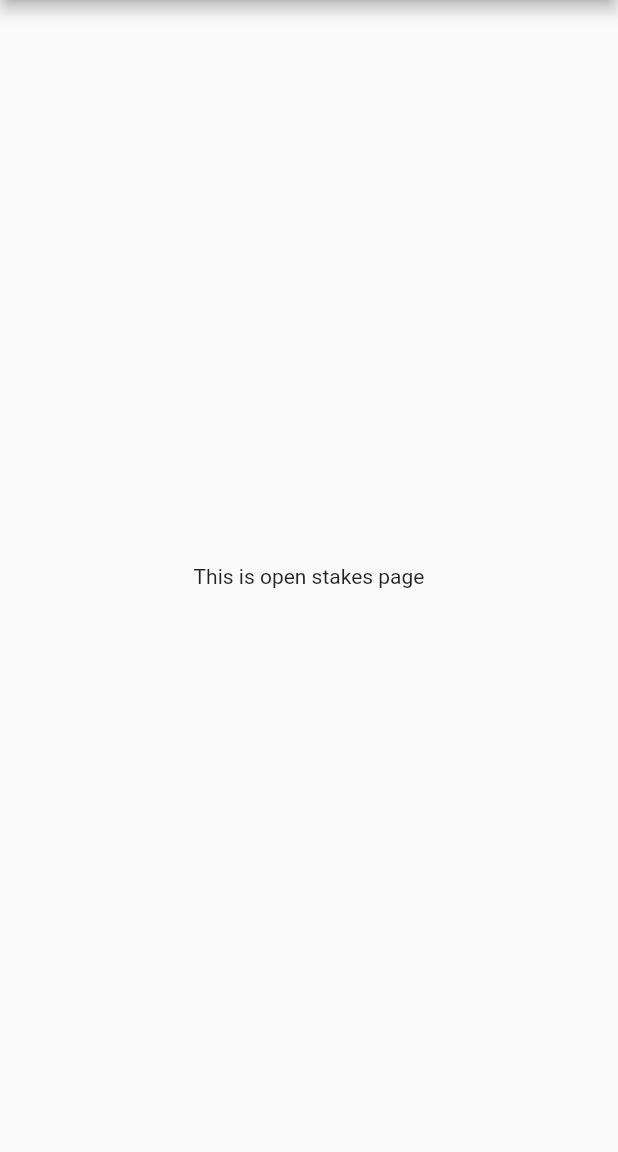
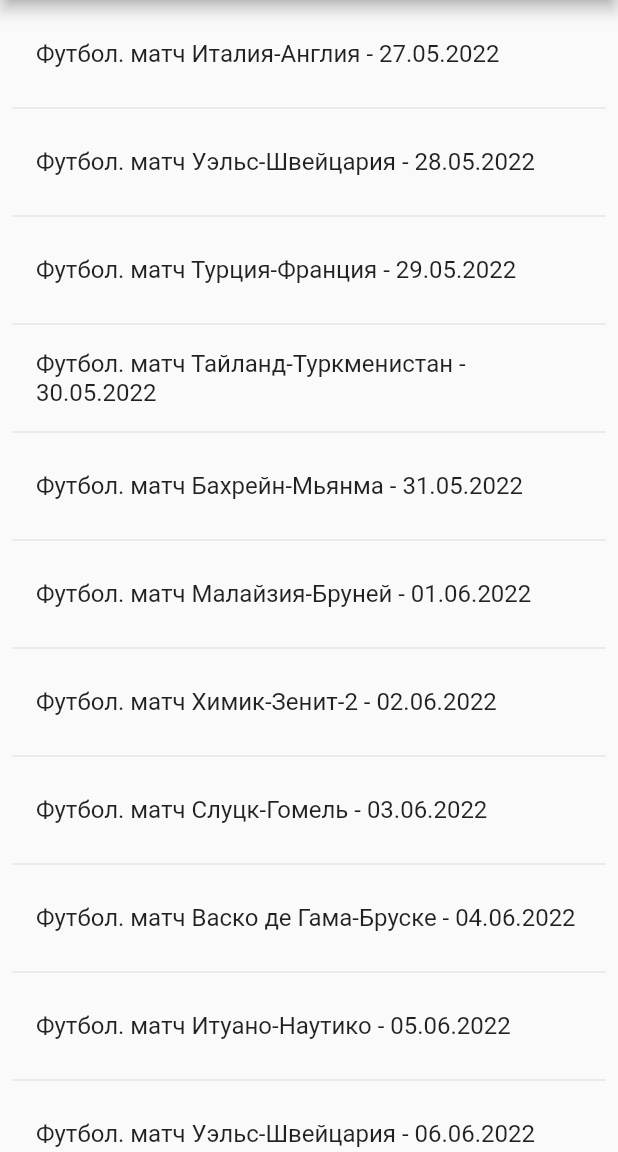
Before and after one commit to EugeneShelukhin/naspor, a Flutter app: the OpenStakes screen opened directly, on a phone screen of 412 x 824 dp, the part 84-1236 px from its top. Run offline on Flutter 3.47's test engine with Material 2 defaults, Android fonts, the phone set to English and light mode, and no system bars.

Commit message:
Seed data

```diff
--- a/lib/pages/home.dart
+++ b/lib/pages/home.dart
@@ -1,6 +1,5 @@
 import 'package:flutter/cupertino.dart';
 import 'package:flutter/material.dart';
-import 'package:naspor_client/pages/welcome.dart';
 
 class Home extends StatelessWidget{
   @override
--- a/lib/pages/openStakes.dart
+++ /dev/null
@@ -1,15 +0,0 @@
-import 'package:flutter/cupertino.dart';
-import 'package:flutter/material.dart';
-
-class OpenStakes extends StatelessWidget{
-  @override
-  Widget build(BuildContext context) {
-    return Scaffold(
-        appBar: AppBar(
-          title: Text('Naspor'),
-        ),
-        body:   Center(child:Text("This is open stakes page"))
-      //
-    );;
-  }
-}
--- /dev/null
+++ b/lib/pages/stakes/openStakes.dart
@@ -0,0 +1,25 @@
+import 'package:flutter/cupertino.dart';
+import 'package:flutter/material.dart';
+import 'package:naspor_client/pages/stakes/stake.dart';
+
+class OpenStakes extends StatelessWidget{
+  List<Stake> _seedData=SeedData().Stakes;
+
+  @override
+  Widget build(BuildContext context) {
+    return Scaffold(
+        appBar: AppBar(
+          title: Text('Naspor'),
+        ),
+        body:   ListView.separated(
+          padding: const EdgeInsets.all(8),
+          itemCount: _seedData.length,
+          separatorBuilder: (BuildContext context, int index) => Divider(),
+          itemBuilder: (BuildContext context, int index){
+            return ListTile(title: Text("${_seedData[index].Category}. ${_seedData[index].Title} - ${_seedData[index].Date}"));
+          },
+        )
+      //
+    );;
+  }
+}
--- /dev/null
+++ b/lib/pages/stakes/stake.dart
@@ -0,0 +1,31 @@
+class Stake{
+  String Category;
+  String Title;
+  String Description;
+  double Amount;
+  String Date;
+
+  Stake(String this.Category,String this.Title, String this.Description, double this.Amount, this.Date)
+  {
+  }
+}
+
+class SeedData{
+  final List<Stake> Stakes=[
+    Stake("Футбол", "матч Италия-Англия", "Матч чемпионата европы по футболу 2022 ...", 100, "27.05.2022"),
+    Stake("Футбол", "матч Уэльс-Швейцария", "Матч чемпионата европы по футболу 2022 ...", 100, "28.05.2022"),
+    Stake("Футбол", "матч Турция-Франция", "Матч чемпионата европы по футболу 2022 ...", 100, "29.05.2022"),
+    Stake("Футбол", "матч Тайланд-Туркменистан", "Матч чемпионата европы по футболу 2022 ...", 100, "30.05.2022"),
+    Stake("Футбол", "матч Бахрейн-Мьянма", "Матч чемпионата европы по футболу 2022 ...", 100, "31.05.2022"),
+    Stake("Футбол", "матч Малайзия-Бруней", "Матч чемпионата европы по футболу 2022 ...", 100, "01.06.2022"),
+    Stake("Футбол", "матч Химик-Зенит-2", "Матч чемпионата европы по футболу 2022 ...", 100, "02.06.2022"),
+    Stake("Футбол", "матч Слуцк-Гомель", "Матч чемпионата европы по футболу 2022 ...", 100, "03.06.2022"),
+    Stake("Футбол", "матч Васко де Гама-Бруске", "Матч чемпионата европы по футболу 2022 ...", 100, "04.06.2022"),
+    Stake("Футбол", "матч Итуано-Наутико", "Матч чемпионата европы по футболу 2022 ...", 100, "05.06.2022"),
+    Stake("Футбол", "матч Уэльс-Швейцария", "Матч чемпионата европы по футболу 2022 ...", 100, "06.06.2022"),
+    Stake("Футбол", "матч Волна Ковернино-Динамо СПб", "Матч чемпионата европы по футболу 2022 ...", 100, "07.06.2022"),
+    Stake("Футбол", "матч Параду-УСМ Алжир", "Матч чемпионата европы по футболу 2022 ...", 100, "08.06.2022"),
+    Stake("Футбол", "матч Ислочь-Днепр Могилев", "Матч чемпионата европы по футболу 2022 ...", 100, "09.06.2022"),
+    Stake("Футбол", "матч ЮСД-Шелбурн", "Матч чемпионата европы по футболу 2022 ...", 100, "10.06.2022")
+  ];
+}
--- a/lib/routes.dart
+++ b/lib/routes.dart
@@ -1,7 +1,7 @@
 import 'package:flutter/material.dart';
 import 'package:naspor_client/pages/friends.dart';
 import 'package:naspor_client/pages/home.dart';
-import 'package:naspor_client/pages/openStakes.dart';
+import 'package:naspor_client/pages/stakes/openStakes.dart';
 
 class OpenStakesPageRoute extends MaterialPageRoute {
   OpenStakesPageRoute({Key? key}) : super(builder: (context){
```
